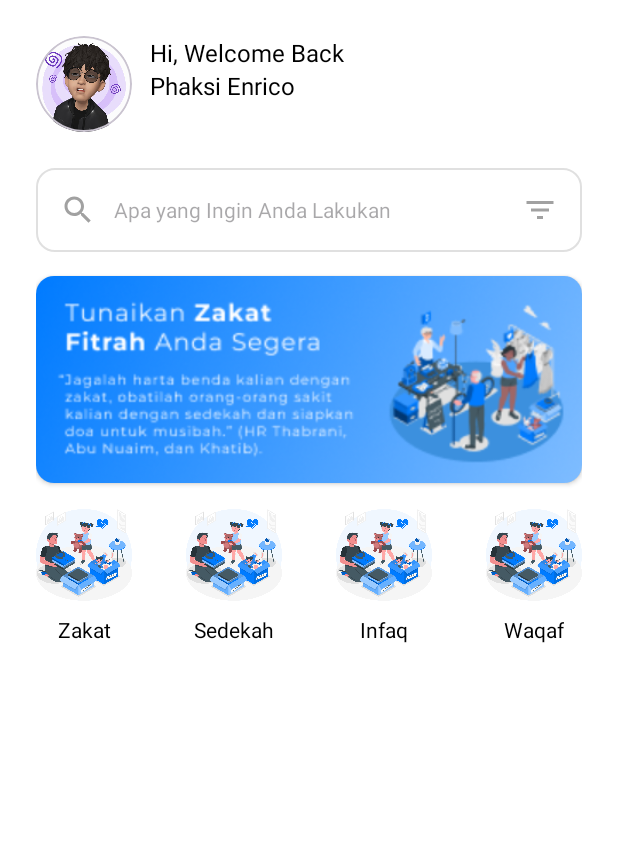
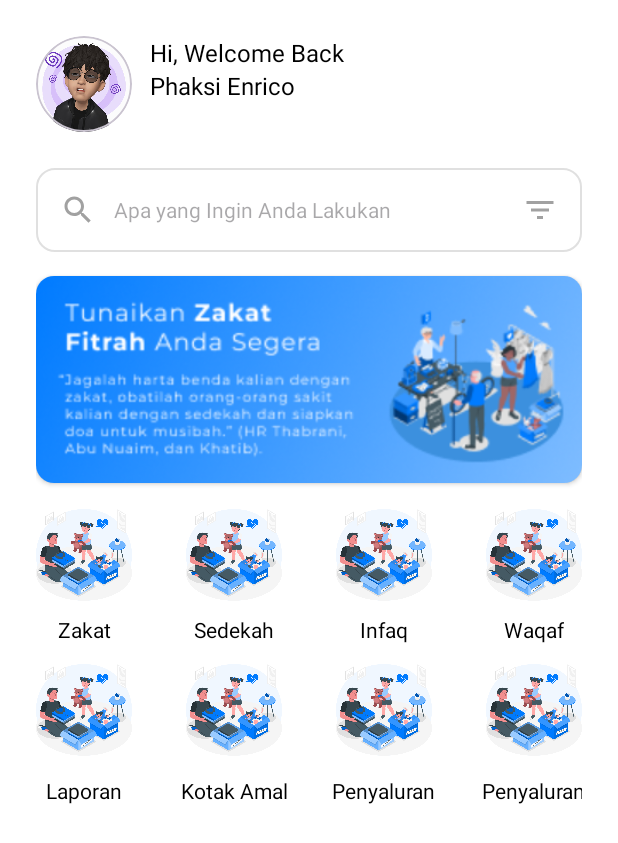
Before and after one commit to aryaenrico/Zakat, an Android app: the DashboardActivity screen opened directly, with no data from a screen before it, on a phone screen of 412 x 824 dp. Shown: the top 843 px of the screen. Run offline under Robolectric (Android 15) with nearby library versions, the phone set to English and light mode, and no system bars.

Commit message:
Layout Zakat

```diff
--- a/app/src/main/res/layout/activity_dashboard.xml
+++ b/app/src/main/res/layout/activity_dashboard.xml
@@ -4,8 +4,8 @@
     xmlns:tools="http://schemas.android.com/tools"
     android:layout_width="match_parent"
     android:layout_height="match_parent"
+    android:background="@color/white"
     android:padding="24dp"
-    android:background="@color/white"
     tools:context=".DashboardActivity">
 
     <com.google.android.material.circularreveal.cardview.CircularRevealCardView
@@ -29,21 +29,21 @@
         android:id="@+id/textView5"
         android:layout_width="wrap_content"
         android:layout_height="wrap_content"
-        android:layout_marginStart="12dp"
         android:text="@string/hi_welcome_back"
         android:textColor="@color/black"
         android:textSize="16sp"
         android:textStyle="normal"
+        android:layout_marginStart="12dp"
         app:layout_constraintStart_toEndOf="@+id/circularRevealCardView"
         app:layout_constraintTop_toTopOf="@+id/circularRevealCardView" />
 
     <TextView
         android:layout_width="wrap_content"
         android:layout_height="wrap_content"
-        android:layout_marginStart="12dp"
         android:text="@string/phaksi_enrico"
         android:textColor="@color/black"
         android:textSize="16sp"
+        android:layout_marginStart="12dp"
         android:textStyle="normal"
         app:layout_constraintStart_toEndOf="@+id/circularRevealCardView"
         app:layout_constraintTop_toBottomOf="@+id/textView5" />
@@ -91,10 +91,10 @@
         android:layout_width="64dp"
         android:layout_height="64dp"
         android:layout_marginTop="16dp"
+        android:contentDescription="@string/todo"
         android:src="@drawable/zakatlist"
         app:layout_constraintStart_toStartOf="parent"
         app:layout_constraintTop_toBottomOf="@+id/cardView"
-        android:contentDescription="@string/todo"
         tools:ignore="ContentDescription" />
 
     <ImageView
@@ -122,13 +122,58 @@
     <ImageView
         android:id="@+id/imageView4"
         android:layout_width="64dp"
+        android:layout_height="64dp"
         android:layout_marginStart="36dp"
-        android:layout_height="64dp"
         android:layout_marginTop="16dp"
         android:src="@drawable/zakatlist"
         app:layout_constraintStart_toEndOf="@+id/imageView3"
         app:layout_constraintTop_toBottomOf="@+id/cardView"
         tools:ignore="ContentDescription" />
+
+    <ImageView
+        android:id="@+id/imageView5"
+        android:layout_width="64dp"
+        android:layout_height="64dp"
+        android:layout_marginTop="12dp"
+        android:src="@drawable/zakatlist"
+        app:layout_constraintEnd_toEndOf="@+id/iv_Zakat"
+        app:layout_constraintStart_toStartOf="@+id/iv_Zakat"
+        app:layout_constraintTop_toBottomOf="@+id/textView6"
+        tools:ignore="ContentDescription" />
+
+    <ImageView
+        android:id="@+id/imageView6"
+        android:layout_width="64dp"
+        android:layout_height="64dp"
+        android:layout_marginTop="12dp"
+        android:src="@drawable/zakatlist"
+        app:layout_constraintEnd_toEndOf="@+id/imageView2"
+        app:layout_constraintStart_toStartOf="@+id/imageView2"
+        app:layout_constraintTop_toBottomOf="@+id/textView6"
+        tools:ignore="ContentDescription" />
+
+    <ImageView
+        android:id="@+id/imageView7"
+        android:layout_width="64dp"
+        android:layout_height="64dp"
+        android:layout_marginTop="12dp"
+        android:src="@drawable/zakatlist"
+        app:layout_constraintEnd_toEndOf="@+id/imageView3"
+        app:layout_constraintStart_toStartOf="@+id/imageView3"
+        app:layout_constraintTop_toBottomOf="@+id/textView6"
+        tools:ignore="ContentDescription" />
+
+    <ImageView
+        android:id="@+id/imageView8"
+        android:layout_width="64dp"
+        android:layout_height="64dp"
+        android:layout_marginTop="12dp"
+        android:src="@drawable/zakatlist"
+        app:layout_constraintEnd_toEndOf="@+id/imageView4"
+        app:layout_constraintStart_toStartOf="@+id/imageView4"
+        app:layout_constraintTop_toBottomOf="@+id/textView6"
+        tools:ignore="ContentDescription" />
+
 
     <TextView
         android:id="@+id/textView6"
@@ -167,6 +212,7 @@
         app:layout_constraintTop_toBottomOf="@+id/iv_Zakat" />
 
     <TextView
+        android:id="@+id/textView11"
         android:layout_width="wrap_content"
         android:layout_height="wrap_content"
         android:layout_marginTop="8dp"
@@ -177,7 +223,53 @@
         app:layout_constraintStart_toStartOf="@+id/imageView4"
         app:layout_constraintTop_toBottomOf="@+id/iv_Zakat" />
 
+    <TextView
+        android:id="@+id/textView9"
+        android:layout_width="wrap_content"
+        android:layout_height="wrap_content"
+        android:layout_marginTop="12dp"
+        android:text="@string/laporan"
+        android:textColor="@color/black"
+        android:textStyle="normal"
+        app:layout_constraintEnd_toEndOf="@+id/iv_Zakat"
+        app:layout_constraintStart_toStartOf="@+id/iv_Zakat"
+        app:layout_constraintTop_toBottomOf="@+id/imageView5" />
 
+    <TextView
+        android:id="@+id/textView10"
+        android:layout_width="wrap_content"
+        android:layout_height="wrap_content"
+        android:layout_marginTop="12dp"
+        android:text="@string/kotak_amal"
+        android:textColor="@color/black"
+        android:textStyle="normal"
+        app:layout_constraintEnd_toEndOf="@+id/imageView6"
+        app:layout_constraintStart_toStartOf="@+id/imageView6"
+        app:layout_constraintTop_toBottomOf="@+id/imageView5" />
+
+    <TextView
+        android:id="@+id/textView12"
+        android:layout_width="wrap_content"
+        android:layout_height="wrap_content"
+        android:layout_marginTop="12dp"
+        android:text="@string/penyaluran"
+        android:textColor="@color/black"
+        android:textStyle="normal"
+        app:layout_constraintEnd_toEndOf="@+id/imageView7"
+        app:layout_constraintStart_toStartOf="@+id/imageView7"
+        app:layout_constraintTop_toBottomOf="@+id/imageView5" />
+
+    <TextView
+        android:id="@+id/textView13"
+        android:layout_width="wrap_content"
+        android:layout_height="wrap_content"
+        android:layout_marginTop="12dp"
+        android:text="@string/penyaluran"
+        android:textColor="@color/black"
+        android:textStyle="normal"
+        app:layout_constraintEnd_toEndOf="@+id/imageView8"
+        app:layout_constraintStart_toStartOf="@+id/imageView8"
+        app:layout_constraintTop_toBottomOf="@+id/imageView5" />
 
 
 </androidx.constraintlayout.widget.ConstraintLayout>
--- a/app/src/main/res/values-night/themes.xml
+++ b/app/src/main/res/values-night/themes.xml
@@ -1,7 +1,7 @@
 <resources xmlns:tools="http://schemas.android.com/tools">
     <!-- Base application theme. -->
     <style name="Base.Theme.Zakat" parent="Theme.Material3.DayNight.NoActionBar">
-        <!-- Customize your dark theme here. -->
+        <item name="colorPrimary">@color/mainColor2</item>
         <!-- <item name="colorPrimary">@color/my_dark_primary</item> -->
     </style>
 </resources>
--- a/app/src/main/res/values/strings.xml
+++ b/app/src/main/res/values/strings.xml
@@ -34,4 +34,8 @@
     <string name="jumlah_tanggungan">Jumlah Tanggungan</string>
     <string name="masukkan_jumlah_uang">Masukkan Jumlah Uang</string>
     <string name="jumlahUang">Jumlah Uang</string>
+    <string name="laporan">Laporan</string>
+    <string name="kotak_amal">Kotak Amal</string>
+    <string name="penyaluran">Penyaluran</string>
+    <string name="jenis_zakat">Jenis Zakat</string>
 </resources>
```
Also changed, not shown: app/src/main/java/com/example/zakat/ZakatFitrahActivity.kt (+14 -0 lines), app/src/main/res/layout/activity_zakat_fitrah.xml (+31 -11 lines), app/src/main/res/layout/dropdown_item.xml (added, +12 -0 lines).
